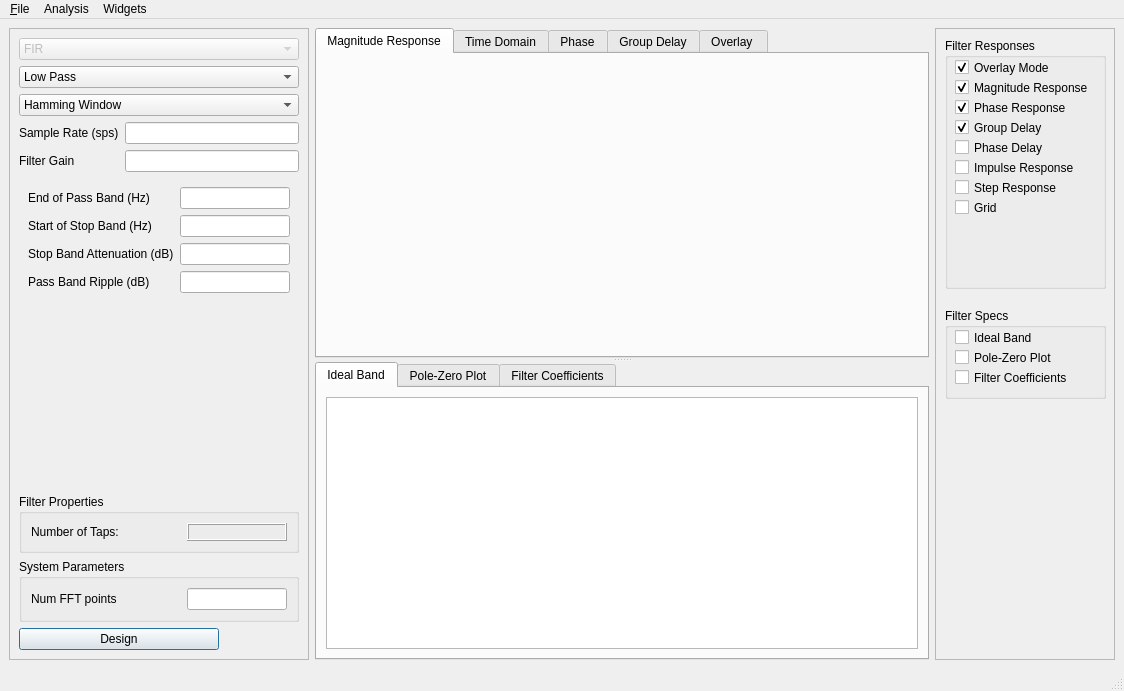
Above: python/pyqt_filter_new.ui from zeroXzero/gr-filtdes before the change. Below: the same form after it.
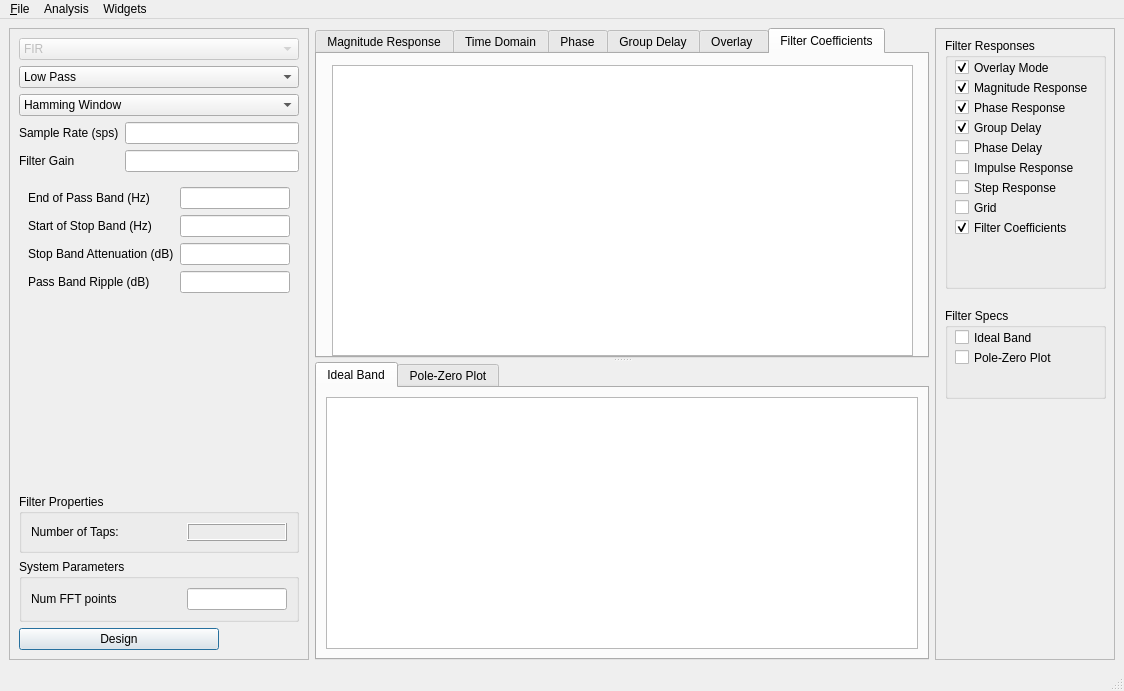
That is the form after the change. The open tabs and pages were chosen to show the change. Custom widgets are drawn as their Qt base class.

Commit message: added filter coefficients tab

```diff
--- a/python/pyqt_filter_new.ui
+++ b/python/pyqt_filter_new.ui
@@ -157,6 +157,22 @@
          <string>Grid</string>
         </property>
        </widget>
+       <widget class="QCheckBox" name="checkFcoeff">
+        <property name="geometry">
+         <rect>
+          <x>10</x>
+          <y>180</y>
+          <width>131</width>
+          <height>19</height>
+         </rect>
+        </property>
+        <property name="text">
+         <string>Filter Coefficients</string>
+        </property>
+        <property name="checked">
+         <bool>true</bool>
+        </property>
+       </widget>
       </widget>
       <widget class="QGroupBox" name="groupSpecs">
        <property name="geometry">
@@ -196,19 +212,6 @@
          <string>Pole-Zero Plot</string>
         </property>
        </widget>
-       <widget class="QCheckBox" name="checkFcoeff">
-        <property name="geometry">
-         <rect>
-          <x>10</x>
-          <y>60</y>
-          <width>131</width>
-          <height>19</height>
-         </rect>
-        </property>
-        <property name="text">
-         <string>Filter Coefficients</string>
-        </property>
-       </widget>
       </widget>
       <zorder>groupSpecs</zorder>
       <zorder>responseBox</zorder>
@@ -835,6 +838,21 @@
          </property>
         </widget>
        </widget>
+       <widget class="QWidget" name="fcTab">
+        <attribute name="title">
+         <string>Filter Coefficients</string>
+        </attribute>
+        <widget class="QTextBrowser" name="filterCoeff">
+         <property name="geometry">
+          <rect>
+           <x>15</x>
+           <y>11</y>
+           <width>581</width>
+           <height>291</height>
+          </rect>
+         </property>
+        </widget>
+       </widget>
       </widget>
       <widget class="QTabWidget" name="filterspecView">
        <property name="sizePolicy">
@@ -907,11 +925,6 @@
          </item>
         </layout>
        </widget>
-       <widget class="QWidget" name="filterCoeff">
-        <attribute name="title">
-         <string>Filter Coefficients</string>
-        </attribute>
-       </widget>
       </widget>
      </widget>
     </item>
```
The commit also changes 3 other files.
